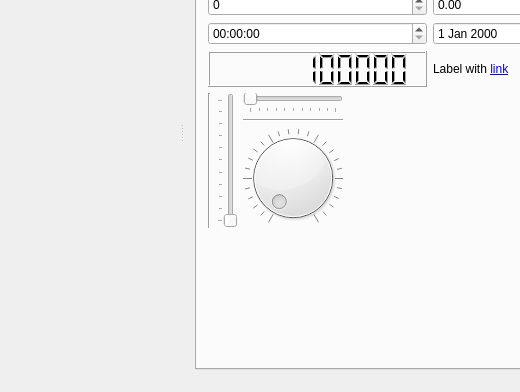
The window that qsseditor.ui (HappySeaFox/qsseditor) describes before a commit, drawn with Qt 5; both pictures show x 0 to 520 and y 128 to 520 of the 915 by 520 pixel window.
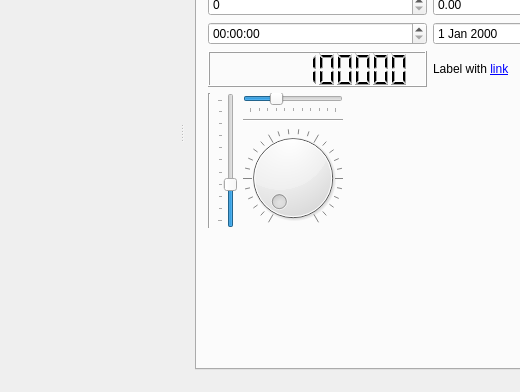
The same window after the commit. The open tabs and pages were chosen to show the change. Icons and pictures are not drawn. Custom widgets are drawn as their Qt base class.

Commit message: Search/replace dialog

```diff
--- a/qsseditor.ui
+++ b/qsseditor.ui
@@ -314,6 +314,9 @@
              </item>
              <item row="0" column="1" rowspan="3">
               <widget class="QSlider" name="verticalSlider">
+               <property name="value">
+                <number>30</number>
+               </property>
                <property name="orientation">
                 <enum>Qt::Vertical</enum>
                </property>
@@ -330,6 +333,9 @@
                  <verstretch>0</verstretch>
                 </sizepolicy>
                </property>
+               <property name="value">
+                <number>30</number>
+               </property>
                <property name="orientation">
                 <enum>Qt::Horizontal</enum>
                </property>
```
Left out of the diff: 6 changed lines with no effect on the pictures. The commit also changes 7 other files.
